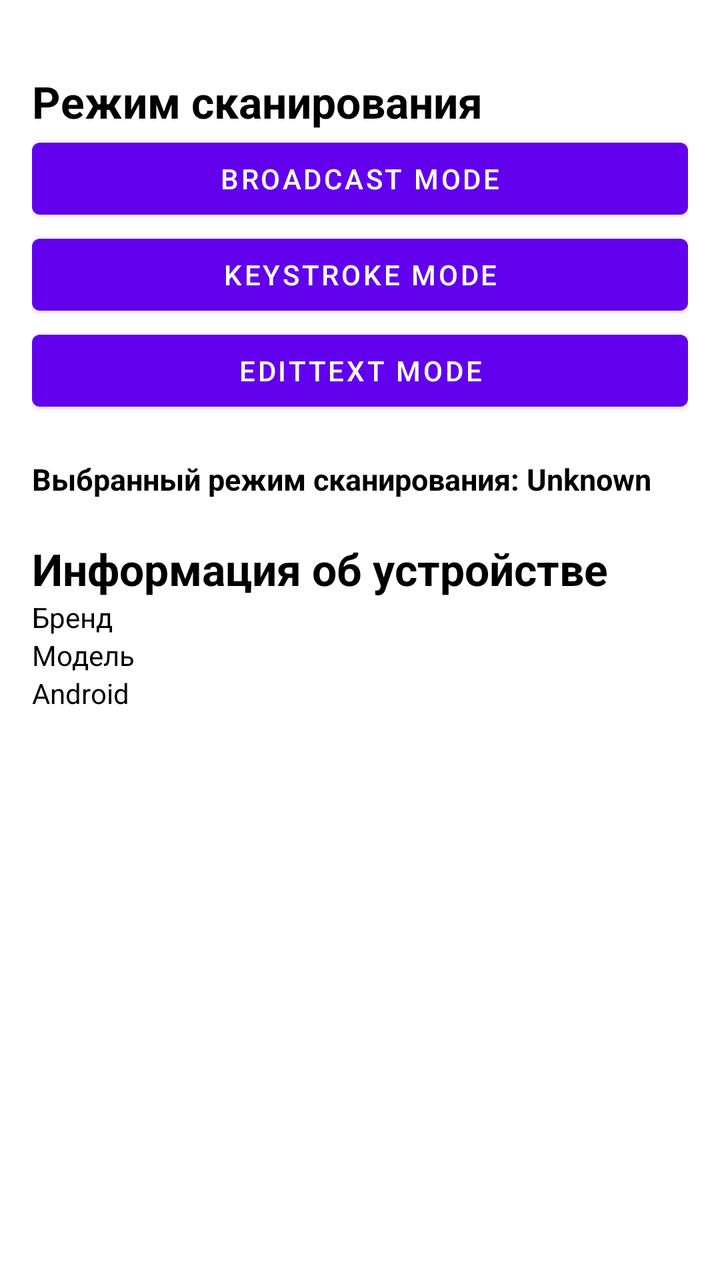
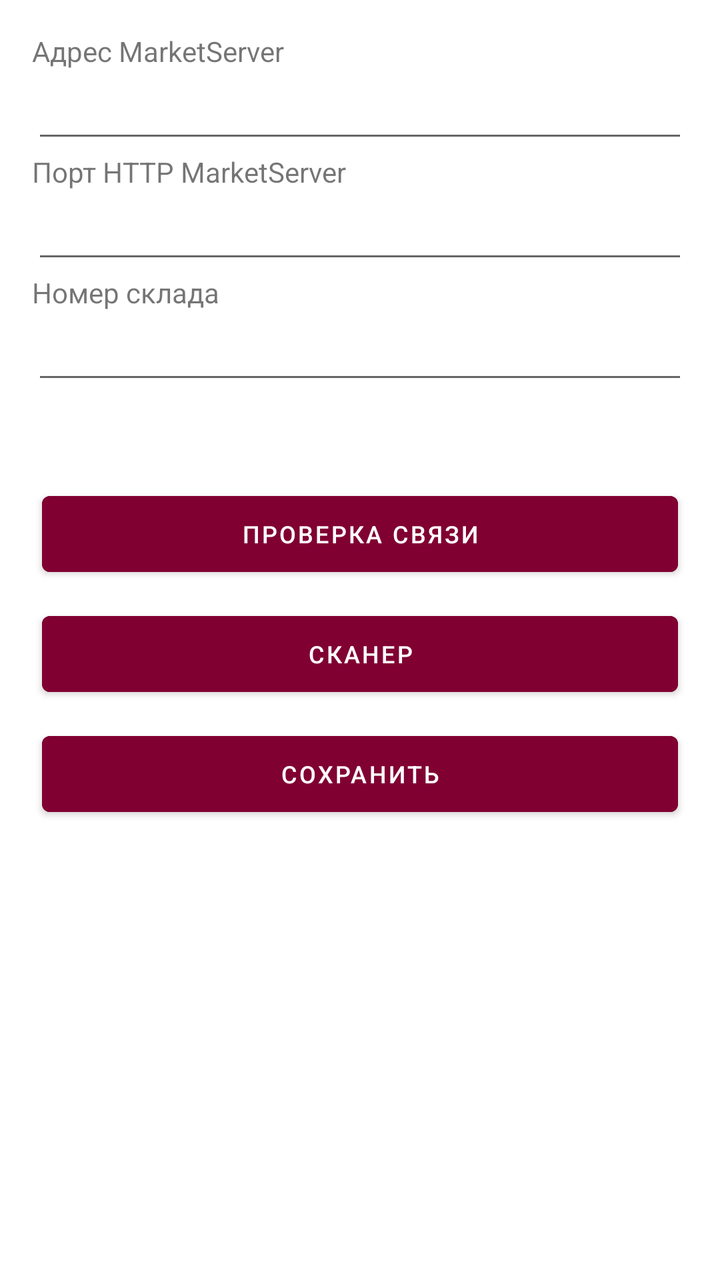

Before-and-after screenshots of an Android layout around one commit, followed by the original layout XML and the change that was made.
<!-- AndroidManifest.xml: application theme Theme.InventoryScannerEvroopt -->
<!-- res/layout/fragment_settings.xml -->
<?xml version="1.0" encoding="utf-8"?>
<ScrollView
    xmlns:android="http://schemas.android.com/apk/res/android"
    android:layout_width="match_parent"
    android:layout_height="match_parent">

    <LinearLayout
        android:layout_width="match_parent"
        android:layout_height="wrap_content"
        android:padding="16dp"
        android:orientation="vertical">

        <Space
            android:layout_width="match_parent"
            android:layout_height="20dp"/>

        <TextView
            android:layout_width="wrap_content"
            android:layout_height="wrap_content"
            android:text="Режим сканирования"
            android:textColor="@color/black"
            android:textStyle="bold"
            android:textSize="22sp" />

        <Button
            android:id="@+id/btnBroadcast"
            android:layout_width="match_parent"
            android:layout_height="wrap_content"
            android:text="Broadcast Mode" />

        <Button
            android:id="@+id/btnKeystroke"
            android:layout_width="match_parent"
            android:layout_height="wrap_content"
            android:text="Keystroke Mode" />

        <Button
            android:id="@+id/btnEditText"
            android:layout_width="match_parent"
            android:layout_height="wrap_content"
            android:text="EditText Mode" />

        <Space
            android:layout_width="match_parent"
            android:layout_height="20dp"/>

        <TextView
            android:id="@+id/tvMode"
            android:layout_width="wrap_content"
            android:layout_height="wrap_content"
            android:text="Выбранный режим сканирования: Unknown"
            android:textColor="@color/black"
            android:textStyle="bold"
            android:textSize="15sp"/>

        <Space
            android:layout_width="match_parent"
            android:layout_height="20dp"/>

        <TextView
            android:layout_width="wrap_content"
            android:layout_height="wrap_content"
            android:text="Информация об устройстве"
            android:textStyle="bold"
            android:textSize="22sp"
            android:textColor="@color/black"/>

        <TextView
            android:id="@+id/tvBrand"
            android:layout_width="wrap_content"
            android:layout_height="wrap_content"
            android:textColor="@color/black"
            android:text="Бренд"/>

        <TextView
            android:id="@+id/tvModel"
            android:layout_width="wrap_content"
            android:layout_height="wrap_content"
            android:textColor="@color/black"
            android:text="Модель"/>

        <TextView
            android:id="@+id/tvAndroid"
            android:layout_width="wrap_content"
            android:layout_height="wrap_content"
            android:textColor="@color/black"
            android:text="Android"/>

    </LinearLayout>

</ScrollView>
<!-- resources referenced by this layout -->
<resources>
  <color name="black">#FF000000</color>
  <style name="Theme.InventoryScannerEvroopt" parent="Theme.MaterialComponents.DayNight.DarkActionBar">
          
          <item name="colorPrimary">@color/purple_500</item>
          <item name="colorPrimaryVariant">@color/purple_700</item>
          <item name="colorOnPrimary">@color/white</item>
          
          <item name="colorSecondary">@color/teal_200</item>
          <item name="colorSecondaryVariant">@color/teal_700</item>
          <item name="colorOnSecondary">@color/black</item>
          
          <item name="android:statusBarColor">?attr/colorPrimaryVariant</item>
          
      </style>
  <color name="purple_500">#FF6200EE</color>
  <color name="purple_700">#FF3700B3</color>
  <color name="white">#FFFFFFFF</color>
  <color name="teal_200">#FF03DAC5</color>
  <color name="teal_700">#FF018786</color>
</resources>

<!-- the commit's change to res/layout/fragment_settings.xml (unified diff, before → after) -->
@@ -10,81 +10,66 @@
         android:padding="16dp"
         android:orientation="vertical">
 
-        <Space
+        <TextView
             android:layout_width="match_parent"
-            android:layout_height="20dp"/>
+            android:layout_height="wrap_content"
+            android:text="Адрес MarketServer"/>
+
+        <EditText
+            android:id="@+id/etIp"
+            android:layout_width="match_parent"
+            android:layout_height="wrap_content"/>
 
         <TextView
-            android:layout_width="wrap_content"
-            android:layout_height="wrap_content"
-            android:text="Режим сканирования"
-            android:textColor="@color/black"
-            android:textStyle="bold"
-            android:textSize="22sp" />
-
-        <Button
-            android:id="@+id/btnBroadcast"
             android:layout_width="match_parent"
             android:layout_height="wrap_content"
-            android:text="Broadcast Mode" />
+            android:text="Порт HTTP MarketServer"/>
 
-        <Button
-            android:id="@+id/btnKeystroke"
+        <EditText
+            android:id="@+id/etPort"
+            android:layout_width="match_parent"
+            android:layout_height="wrap_content"/>
+
+        <TextView
             android:layout_width="match_parent"
             android:layout_height="wrap_content"
-            android:text="Keystroke Mode" />
+            android:text="Номер склада"/>
 
-        <Button
-            android:id="@+id/btnEditText"
+        <EditText
+            android:id="@+id/etWarehouse"
             android:layout_width="match_parent"
-            android:layout_height="wrap_content"
-            android:text="EditText Mode" />
+            android:layout_height="wrap_content"/>
 
         <Space
             android:layout_width="match_parent"
-            android:layout_height="20dp"/>
+            android:layout_height="40dp"/>
 
-        <TextView
-            android:id="@+id/tvMode"
-            android:layout_width="wrap_content"
-            android:layout_height="wrap_content"
-            android:text="Выбранный режим сканирования: Unknown"
-            android:textColor="@color/black"
-            android:textStyle="bold"
-            android:textSize="15sp"/>
+        <Button
+            android:id="@+id/btnCheckConnect"
+            android:layout_width="match_parent"
+            android:layout_height="50dp"
+            android:layout_margin="5dp"
+            android:backgroundTint="@color/bordo"
+            android:text="Проверка связи"
+            android:textSize="12sp"/>
 
-        <Space
+        <Button
+            android:id="@+id/btnScanner"
             android:layout_width="match_parent"
-            android:layout_height="20dp"/>
+            android:layout_height="50dp"
+            android:layout_margin="5dp"
+            android:backgroundTint="@color/bordo"
+            android:text="Сканер"
+            android:textSize="12sp"/>
 
-        <TextView
-            android:layout_width="wrap_content"
-            android:layout_height="wrap_content"
-            android:text="Информация об устройстве"
-            android:textStyle="bold"
-            android:textSize="22sp"
-            android:textColor="@color/black"/>
-
-        <TextView
-            android:id="@+id/tvBrand"
-            android:layout_width="wrap_content"
-            android:layout_height="wrap_content"
-            android:textColor="@color/black"
-            android:text="Бренд"/>
-
-        <TextView
-            android:id="@+id/tvModel"
-            android:layout_width="wrap_content"
-            android:layout_height="wrap_content"
-            android:textColor="@color/black"
-            android:text="Модель"/>
-
-        <TextView
-            android:id="@+id/tvAndroid"
-            android:layout_width="wrap_content"
-            android:layout_height="wrap_content"
-            android:textColor="@color/black"
-            android:text="Android"/>
+        <Button
+            android:id="@+id/btnSave"
+            android:layout_width="match_parent"
+            android:layout_height="50dp"
+            android:layout_margin="5dp"
+            android:backgroundTint="@color/bordo"
+            android:text="Сохранить"
+            android:textSize="12sp"/>
 
     </LinearLayout>
 
<!-- resource entries referenced after the edit -->
@@ -1,7 +1,8 @@
 <!-- resources referenced by this layout -->
 <resources>
+  <color name="bordo">#800032</color>
   <color name="black">#FF000000</color>
-  <style name="Theme.InventoryScannerEvroopt" parent="Theme.MaterialComponents.DayNight.DarkActionBar">
+  <style name="Theme.InventoryScannerEvroopt" parent="Theme.MaterialComponents.DayNight.NoActionBar">
           
           <item name="colorPrimary">@color/purple_500</item>
           <item name="colorPrimaryVariant">@color/purple_700</item>
